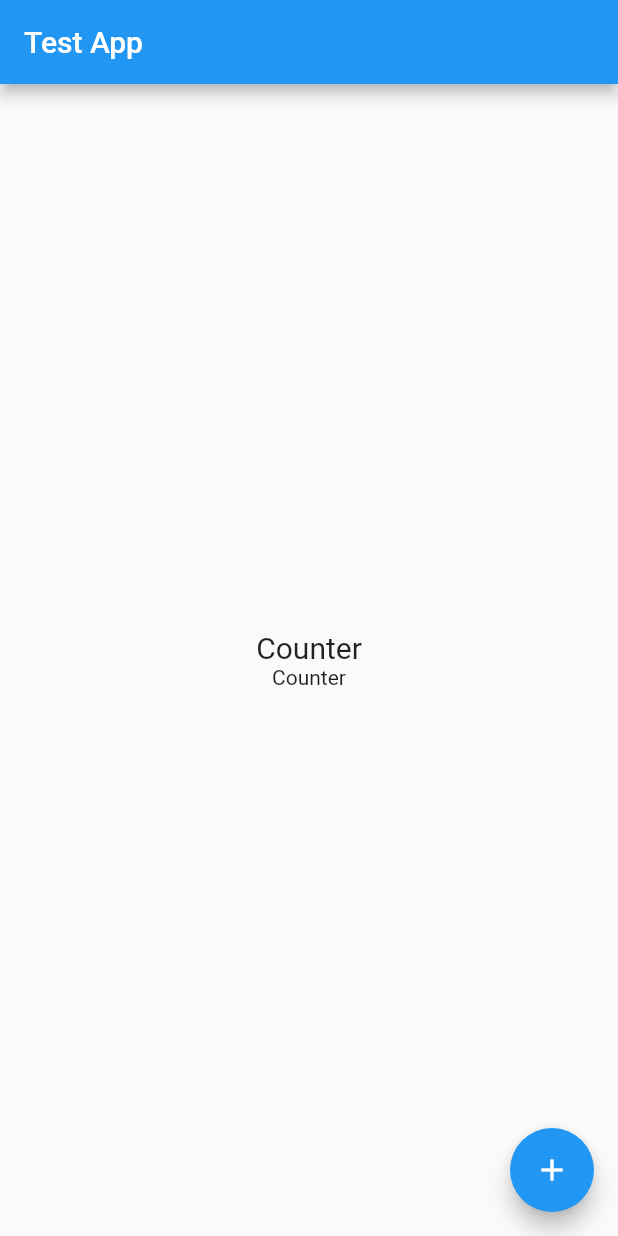
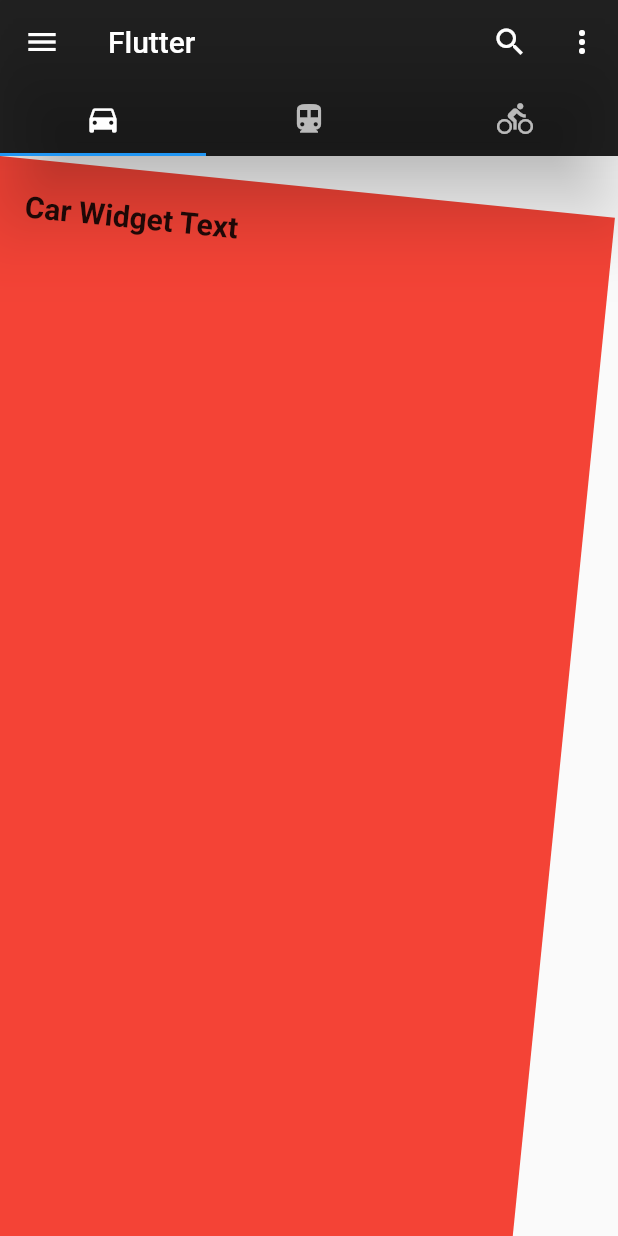
Before and after one commit to khimasanka/Flatter-app, a Flutter app: the screen it shows after launch, on a phone screen of 412 x 824 dp. Run offline on Flutter 3.47's test engine with Material 2 defaults, Android fonts, the phone set to English and light mode, and no system bars.

```diff
--- a/lib/main.dart
+++ b/lib/main.dart
@@ -1,75 +1,87 @@
 import 'package:flutter/material.dart';
 
 void main() {
-  runApp(App());
+  runApp(const MyApp());
 }
 
-class App extends StatelessWidget {
+class MyApp extends StatelessWidget {
+  const MyApp({super.key});
+
   @override
   Widget build(BuildContext context) {
-    return const MaterialApp(
-      title: 'Test MaterialApp',
-      home: HomePage(),
+    return MaterialApp(
+      debugShowCheckedModeBanner: false,
+      title: 'Flutter',
+      theme: ThemeData(
+        primarySwatch: Colors.blue,
+      ),
+      home: const MyHomePage(),
     );
   }
 }
 
-class HomePage extends StatefulWidget {
-  const HomePage({Key? key}) : super(key: key);
-
-  @override
-  State<HomePage> createState() => _HomePageState();
-}
-
-class _HomePageState extends State<HomePage> {
-  int _count = 0;
-
-  void clicked() {
-    setState(() {
-      _count = _count + 1;
-      print('$_count');
-    });
-  }
+class MyHomePage extends StatelessWidget {
+  const MyHomePage({Key? key}) : super(key: key);
 
   @override
   Widget build(BuildContext context) {
-    return Scaffold(
-      appBar: AppBar(
-        title: const Text('Test App'),
-      ),
-      body: Center(
-        child: Column(
-          mainAxisAlignment: MainAxisAlignment.center,
-          children: const [
-            Text(
-              'Counter',
-              style: TextStyle(fontSize: 20),
+    return DefaultTabController(
+      length: 3,
+      child: Scaffold(
+        appBar: AppBar(
+          title: const Text('Flutter'),
+          leading: IconButton(
+            icon: const Icon(Icons.menu),
+            onPressed: () {},
+          ),
+          actions: [
+            IconButton(
+              icon: const Icon(Icons.search),
+              onPressed: () {},
             ),
-            Text(
-                'Counter'
+            IconButton(
+              icon: const Icon(Icons.more_vert),
+              onPressed: () {},
             ),
           ],
+          bottom: const TabBar(
+            tabs: [
+              Tab(
+                icon: Icon(Icons.directions_car),
+              ),
+              Tab(
+                icon: Icon(Icons.directions_transit),
+              ),
+              Tab(icon: Icon(Icons.directions_bike)),
+            ],
+          ),
+          elevation: 22.0,
+          backgroundColor: Colors.black87,
         ),
-      ),
-      floatingActionButton: FloatingActionButton(
-        child: const Icon(Icons.add),
-        onPressed: () {
-          clicked();
-        },
+        body: TabBarView(
+          children: [
+            tab1(),
+            const Icon(Icons.adb_sharp),
+            const Icon(Icons.media_bluetooth_off_sharp),
+          ],
+        ),
       ),
     );
   }
 }
 
-/*
-class HomePage extends StatelessWidget {
-  const HomePage({super.key});
-
-  @override
-  Widget build(BuildContext context) {
-
-
-    return
-  }
+Widget tab1() {
+  return Container(
+    padding: const EdgeInsets.only(top: 20.0, left: 20.0),
+    width: double.infinity,
+    color: Colors.red,
+    transform: Matrix4.rotationZ(0.1),
+    child: const Text(
+      'Car Widget Text',
+      style: TextStyle(
+        fontSize: 20.0,
+        fontWeight: FontWeight.bold,
+      ),
+    ),
+  );
 }
-*/
```
